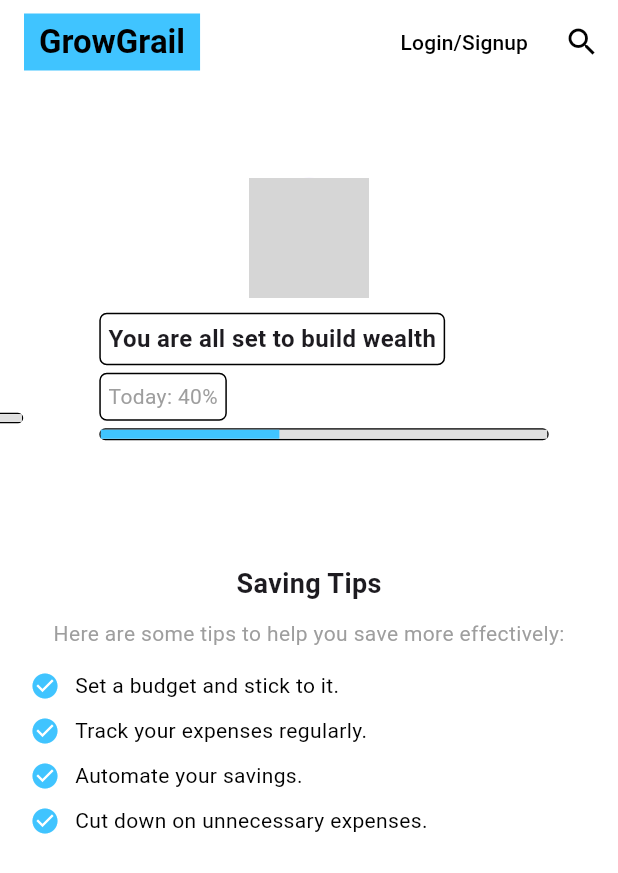
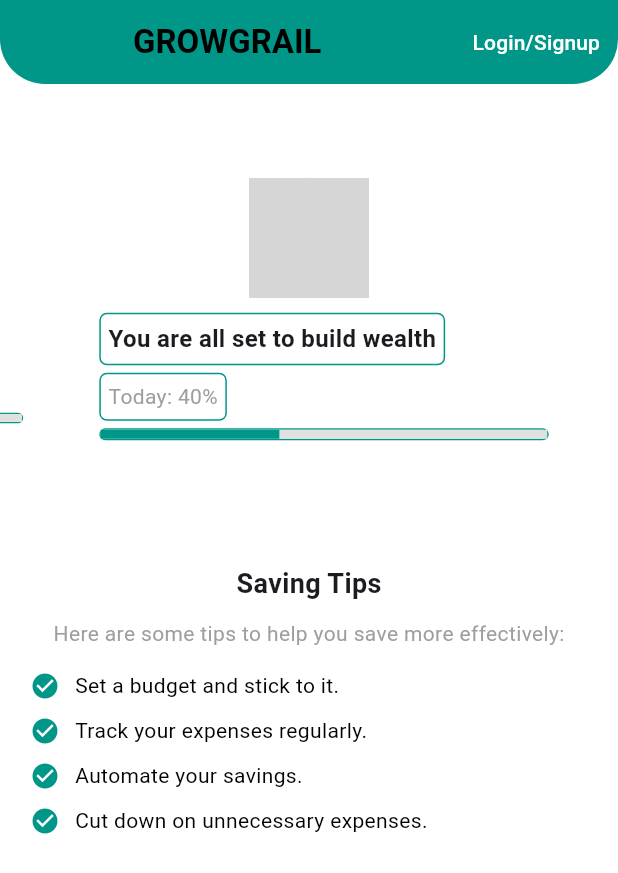
Before and after one commit to Group17-Recess/GROWGRAIL, a Flutter app: the screen it shows after launch, on a phone screen of 412 x 824 dp. Shown: the top 873 px of the screen. Run offline on Flutter 3.47's test engine with Material 3 defaults, Android fonts, the light colour scheme and no system bars; drawn by our look-alikes of carousel_slider; our stand-ins replace cloud_firestore, firebase_core; missing offline and left inert: flutterwave_standard; accounts and stored records are empty; grey boxes are pictures that could not be loaded.

Commit message:
modified home and spash.dart

```diff
--- a/lib/pages/home.dart
+++ b/lib/pages/home.dart
@@ -1,6 +1,32 @@
 import 'package:flutter/material.dart';
 import 'package:carousel_slider/carousel_slider.dart';
 import 'login_page.dart'; // Import your login page here
+
+void main() {
+  runApp(MyApp());
+}
+
+class MyApp extends StatelessWidget {
+  @override
+  Widget build(BuildContext context) {
+    return MaterialApp(
+      title: 'GrowGrail',
+      theme: ThemeData(
+        primaryColor: Colors.teal,
+        scaffoldBackgroundColor: Colors.white,
+        appBarTheme: const AppBarTheme(
+          backgroundColor: Colors.teal,
+          elevation: 0,
+          iconTheme: IconThemeData(color: Colors.white),
+        ),
+        textTheme: const TextTheme(
+          bodyMedium: TextStyle(color: Colors.black),
+        ), colorScheme: ColorScheme.fromSwatch().copyWith(secondary: Colors.white),
+      ),
+      home: MyHomePage(title: 'GrowGrail'),
+    );
+  }
+}
 
 class MyHomePage extends StatefulWidget {
   MyHomePage({Key? key, required this.title}) : super(key: key);
@@ -33,18 +59,20 @@
   @override
   Widget build(BuildContext context) {
     return Scaffold(
-      backgroundColor: Colors.white, // Set background to white
+      backgroundColor: Colors.white,
       appBar: AppBar(
-        backgroundColor: Colors.transparent, // Remove app bar color
-        elevation: 0, // No elevation
-        title: Container(
-          padding: const EdgeInsets.symmetric(horizontal: 10.0, vertical: 5.0),
-          color: Colors.lightBlueAccent, // Sky blue background for GrowGrail
+        backgroundColor: Colors.teal,
+        title: Center(
           child: const Text(
-            'GrowGrail',
+            'GROWGRAIL',
             style: TextStyle(color: Colors.black, fontWeight: FontWeight.bold),
           ),
         ),
+        shape: const RoundedRectangleBorder(
+            borderRadius: BorderRadius.vertical(
+              bottom: Radius.circular(30),
+            ),
+          ),
         actions: [
           TextButton(
             onPressed: () {
@@ -54,17 +82,8 @@
             },
             child: const Text(
               'Login/Signup',
-              style: TextStyle(color: Colors.black),
+              style: TextStyle(color: Colors.white),
             ),
-          ),
-          IconButton(
-            icon: const Icon(Icons.search, color: Colors.black),
-            onPressed: () {
-              showSearch(
-                context: context,
-                delegate: CustomSearchDelegate(),
-              );
-            },
           ),
         ],
       ),
@@ -74,7 +93,7 @@
           children: [
             CarouselSlider(
               options: CarouselOptions(
-                height: 300.0, // Reduced height for profile images
+                height: 300.0,
                 autoPlay: true,
                 enlargeCenterPage: true,
                 aspectRatio: 16 / 9,
@@ -86,7 +105,7 @@
                   mainAxisAlignment: MainAxisAlignment.center,
                   children: [
                     CircleAvatar(
-                      radius: 40, // Reduced radius for profile images
+                      radius: 40,
                       backgroundImage: AssetImage(item['image']!),
                     ),
                     const SizedBox(height: 10),
@@ -100,7 +119,7 @@
                             Container(
                               padding: const EdgeInsets.all(5),
                               decoration: BoxDecoration(
-                                border: Border.all(color: Colors.black),
+                                border: Border.all(color: Colors.teal),
                                 borderRadius: BorderRadius.circular(5),
                               ),
                               child: Text(
@@ -112,7 +131,7 @@
                             Container(
                               padding: const EdgeInsets.all(5),
                               decoration: BoxDecoration(
-                                border: Border.all(color: Colors.black),
+                                border: Border.all(color: Colors.teal),
                                 borderRadius: BorderRadius.circular(5),
                               ),
                               child: Text(
@@ -123,14 +142,14 @@
                             const SizedBox(height: 5),
                             Container(
                               decoration: BoxDecoration(
-                                border: Border.all(color: Colors.black),
+                                border: Border.all(color: Colors.teal),
                                 borderRadius: BorderRadius.circular(5),
                               ),
                               child: LinearProgressIndicator(
                                 value: double.parse(item['progress']!) / 100,
                                 minHeight: 6,
                                 backgroundColor: Colors.grey.shade300,
-                                color: Colors.lightBlueAccent, // Sky blue color for progress bar
+                                color: Colors.teal,
                               ),
                             ),
                           ],
@@ -144,16 +163,16 @@
             Padding(
               padding: const EdgeInsets.all(20.0),
               child: Column(
-                crossAxisAlignment: CrossAxisAlignment.center, // Center-align saving tips section
+                crossAxisAlignment: CrossAxisAlignment.center,
                 children: [
                   const Text(
                     'Saving Tips',
-                    style: TextStyle(fontSize: 18, fontWeight: FontWeight.bold), // Reduced size
+                    style: TextStyle(fontSize: 18, fontWeight: FontWeight.bold),
                   ),
                   const SizedBox(height: 10),
                   const Text(
                     'Here are some tips to help you save more effectively:',
-                    style: TextStyle(fontSize: 14, color: Colors.grey), // Reduced size
+                    style: TextStyle(fontSize: 14, color: Colors.grey),
                   ),
                   const SizedBox(height: 10),
                   _buildSavingTip('Set a budget and stick to it.'),
@@ -174,14 +193,14 @@
       padding: const EdgeInsets.symmetric(vertical: 5),
       child: Row(
         crossAxisAlignment: CrossAxisAlignment.start,
-        mainAxisAlignment: MainAxisAlignment.center, // Center-align each tip
+        mainAxisAlignment: MainAxisAlignment.center,
         children: [
-          const Icon(Icons.check_circle, color: Colors.lightBlueAccent, size: 20), // Sky blue color for icons
+          const Icon(Icons.check_circle, color: Colors.teal, size: 20),
           const SizedBox(width: 10),
           Expanded(
             child: Text(
               tip,
-              style: const TextStyle(fontSize: 14, color: Colors.black), // Reduced size
+              style: const TextStyle(fontSize: 14, color: Colors.black),
             ),
           ),
         ],
--- a/lib/pages/splash.dart
+++ b/lib/pages/splash.dart
@@ -24,7 +24,7 @@
   @override
   Widget build(BuildContext context) {
     return Scaffold(
-      backgroundColor: Colors.blue, // Example background color
+      backgroundColor: Colors.teal, // Example background color
       body: Center(
         child: Column(
           mainAxisAlignment: MainAxisAlignment.center,
```
